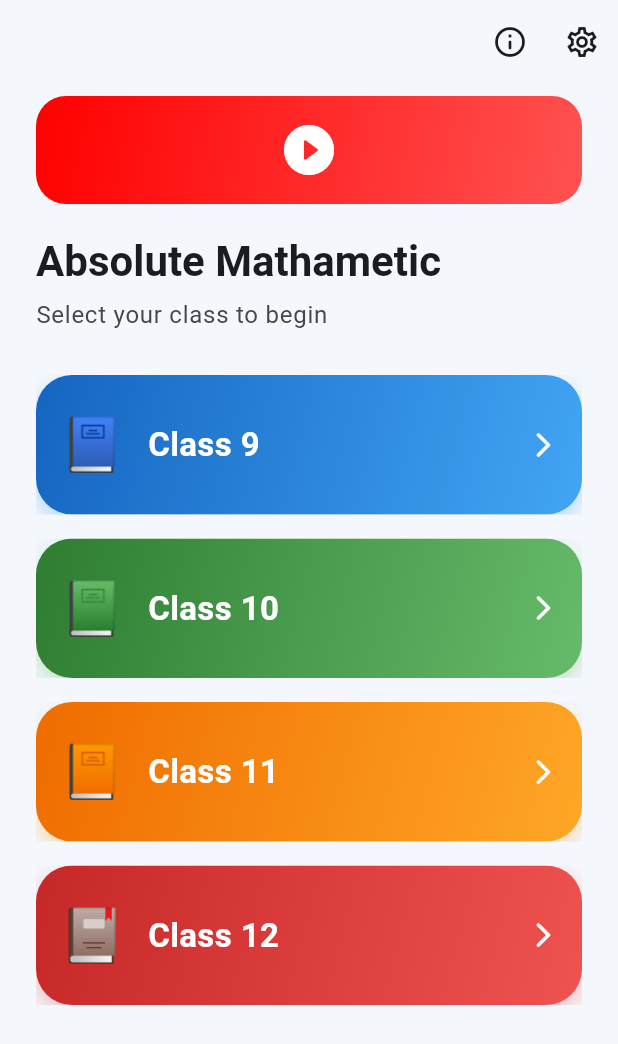
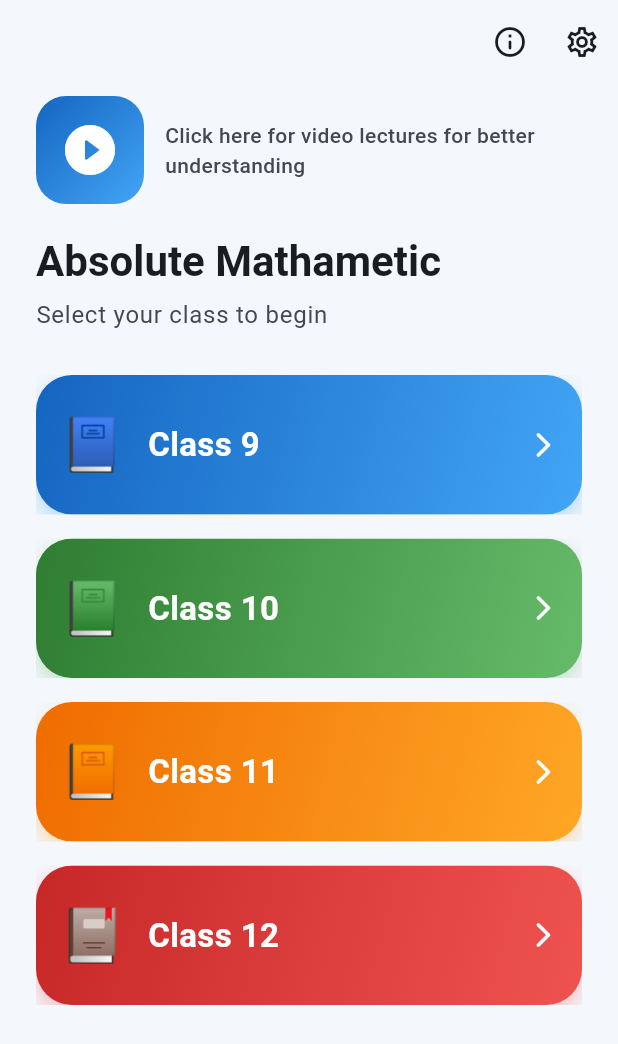
Before and after one commit to ironclaw56/math, a Flutter app: the screen it shows after launch, on a phone screen of 412 x 824 dp. Shown: the top 1044 px of the screen. Run offline on Flutter 3.47's test engine with Material 3 defaults, Android fonts, the phone set to English and light mode, and no system bars; missing offline and left inert: syncfusion_flutter_pdfviewer.

Commit message:
Refactor button layout and update gradient colors

```diff
--- a/lib/screens/home_screen.dart
+++ b/lib/screens/home_screen.dart
@@ -54,12 +54,15 @@ class HomeScreen extends StatelessWidget {
                         await launchUrl(uri, mode: LaunchMode.externalApplication);
                       }
                     },
-                    child: Container(
+                    child: Row(
+                      crossAxisAlignment: CrossAxisAlignment.center,
+                      children: [
+                        Container(
                           width: 72,
                           height: 72,
                           decoration: BoxDecoration(
                             gradient: const LinearGradient(
-                          colors: [Color(0xFFFF0000), Color(0xFFFF5252)],
+                              colors: [Color(0xFF1565C0), Color(0xFF42A5F5)],
                               begin: Alignment.topLeft,
                               end: Alignment.bottomRight,
                             ),
@@ -71,6 +74,18 @@ class HomeScreen extends StatelessWidget {
                             size: 40,
                             color: Colors.white,
                           ),
+                        ),
+                        const SizedBox(width: 14),
+                        Expanded(
+                          child: Text(
+                            'Click here for video lectures for better understanding',
+                            style: Theme.of(context).textTheme.bodyMedium?.copyWith(
+                                  color: Theme.of(context).colorScheme.onSurfaceVariant,
+                                  fontWeight: FontWeight.w500,
+                                ),
+                          ),
+                        ),
+                      ],
                     ),
                   ),
                   const SizedBox(height: 20),
```
Lines whose indentation alone changed are shown as unchanged.
